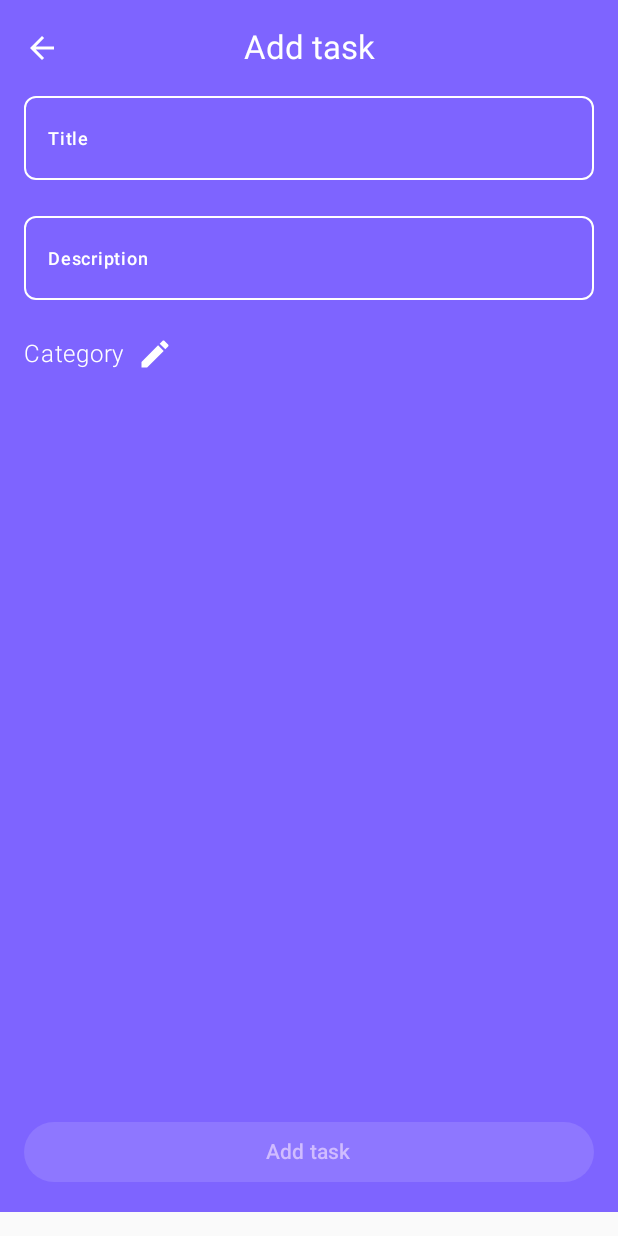
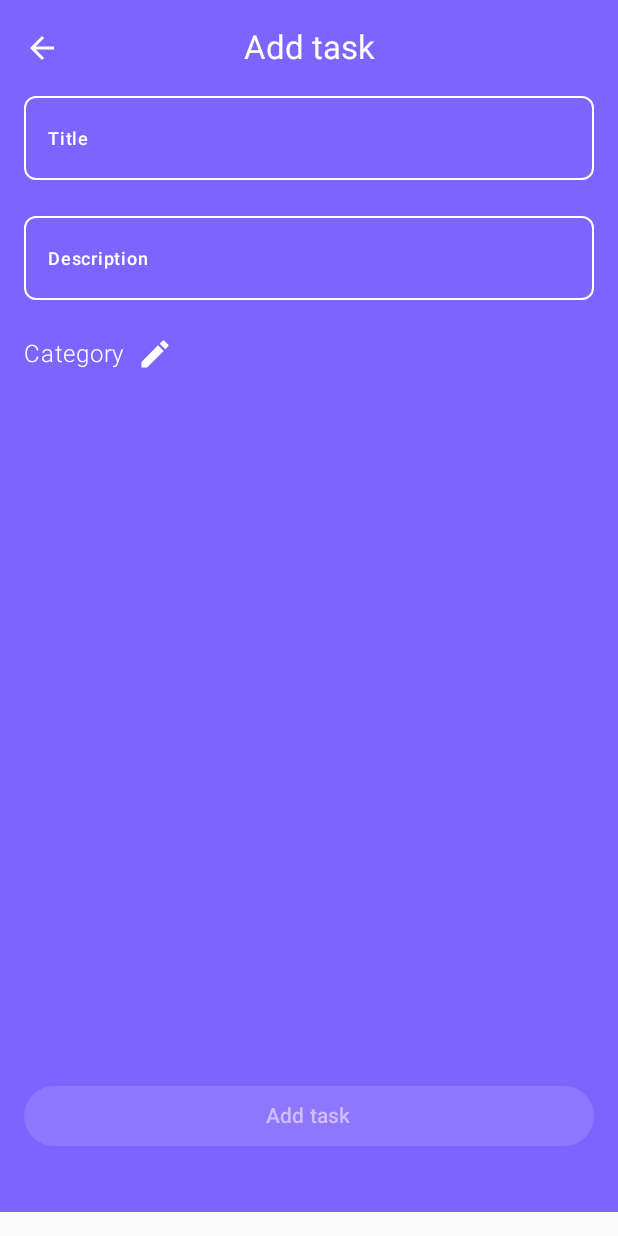
Before and after one commit to ifucolo/TaskManager-Compose, an Android app built with Jetpack Compose: the AddTaskScreen screen opened through its navigation route, on a phone screen of 412 x 824 dp. Run offline under Robolectric (Android 15) with nearby library versions, the phone set to English and light mode, and no system bars; our stand-ins replace Dagger/Hilt's generated code.

Commit message:
refactor - adjust add task button in AddTaskScreen

```diff
--- a/app/src/main/java/com/ifucolo/taskmanager/ui/screens/addtask/AddTaskScreen.kt
+++ b/app/src/main/java/com/ifucolo/taskmanager/ui/screens/addtask/AddTaskScreen.kt
@@ -158,7 +158,7 @@ fun AddTaskScreen(
             enabled = isValidTask,
             modifier = Modifier
                 .fillMaxSize()
-                .padding(16.dp),
+                .padding(horizontal = 16.dp, vertical = 40.dp),
             onClick = {
                 viewModel.handleSaveTask(
                     taskId = taskId,
```
